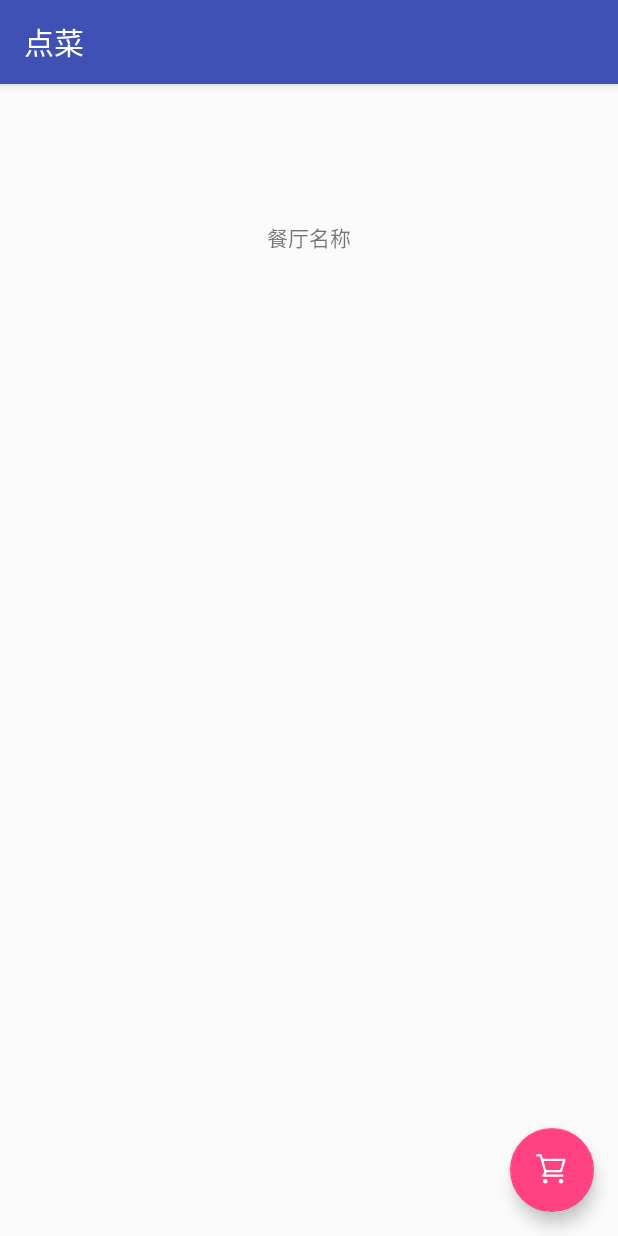
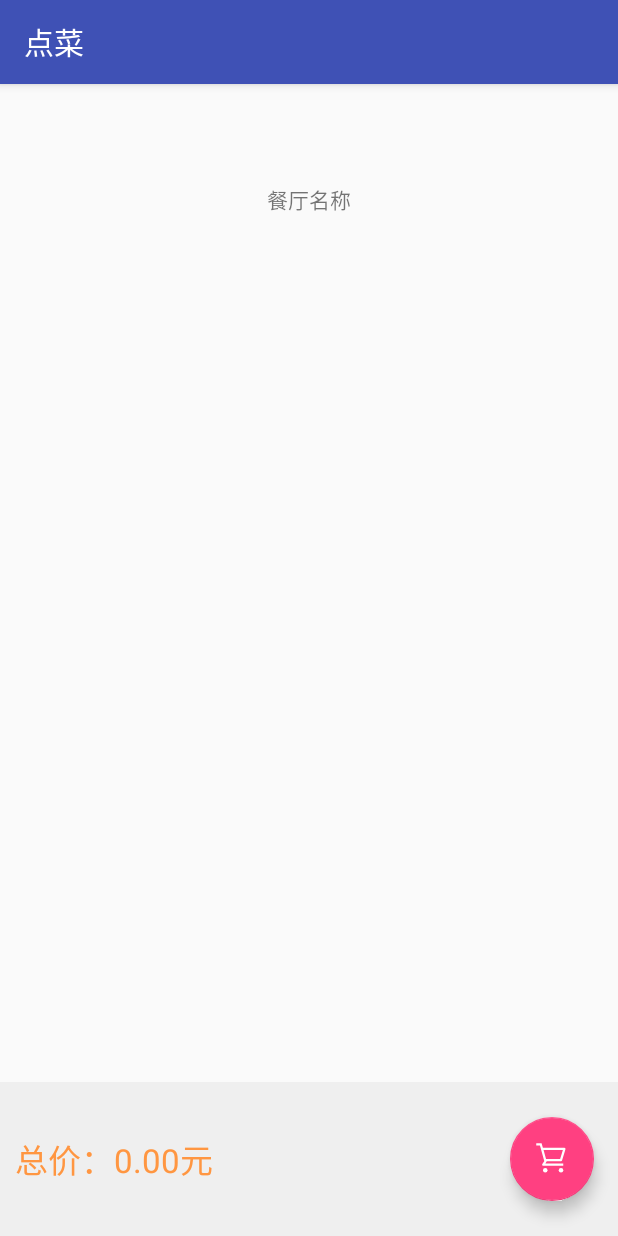
Before and after one commit to lzx2005/order_system_app_new, an Android app: the MenuActivity screen opened directly, with no data from a screen before it, on a phone screen of 412 x 824 dp. Run offline under Robolectric (Android 15) with nearby library versions, the phone set to English and light mode, and no system bars; libraries missing offline, so code that uses them is left out: com.alibaba.fastjson; 1 statement that could not run was skipped.

Commit message:
菜单优化

```diff
--- a/app/src/main/res/layout/activity_menu.xml
+++ b/app/src/main/res/layout/activity_menu.xml
@@ -19,22 +19,39 @@
     <LinearLayout
         android:layout_width="match_parent"
         android:layout_height="0dp"
-        android:layout_weight="7">
+        android:layout_weight="10">
 
         <ListView
             android:id="@+id/menu_list"
             android:layout_width="match_parent"
-            android:layout_height="match_parent"
-            android:layout_weight="1" />
+            android:layout_height="match_parent"/>
     </LinearLayout>
 
-    <android.support.design.widget.FloatingActionButton
-        android:id="@+id/fab"
-        android:layout_width="wrap_content"
-        android:layout_height="wrap_content"
-        android:layout_gravity="bottom|end"
-        android:layout_margin="@dimen/fab_margin"
-        app:srcCompat="@drawable/ic_05cart1" />
+    <LinearLayout
+        android:layout_width="match_parent"
+        android:layout_height="0dp"
+        android:layout_weight="2"
+        android:background="@color/lightGrey"
+        android:gravity="center_vertical">
+
+        <TextView
+            android:id="@+id/total_price"
+            android:layout_width="0dp"
+            android:layout_height="wrap_content"
+            android:layout_margin="10dp"
+            android:layout_weight="2"
+            android:text="总价：0.00元"
+            android:textSize="22dp"
+            android:textColor="@color/yellow"/>
+        <android.support.design.widget.FloatingActionButton
+            android:id="@+id/fab"
+            android:layout_width="wrap_content"
+            android:layout_height="wrap_content"
+            android:layout_gravity="center_vertical|end"
+            android:layout_margin="@dimen/fab_margin"
+            app:srcCompat="@drawable/ic_05cart1"/>
+
+    </LinearLayout>
     <!--<ListView
         android:id="@+id/menuList"
         android:layout_width="match_parent"
--- a/app/src/main/res/values/colors.xml
+++ b/app/src/main/res/values/colors.xml
@@ -5,4 +5,6 @@
     <color name="colorAccent">#FF4081</color>
     <color name="white">#FFF</color>
     <color name="yellow">#ff9641</color>
+    <color name="lightGrey">#efefef</color>
+    <color name="deepGrey">#949494</color>
 </resources>
```
Also changed, not shown: app/src/main/java/com/lzx2005/system/order/activity/MenuActivity.java (+78 -12 lines), app/src/main/java/com/lzx2005/system/order/adapter/MenuAdapter.java (added, +120 -0 lines), app/src/main/res/layout/menu_list_item.xml (+10 -6 lines).
